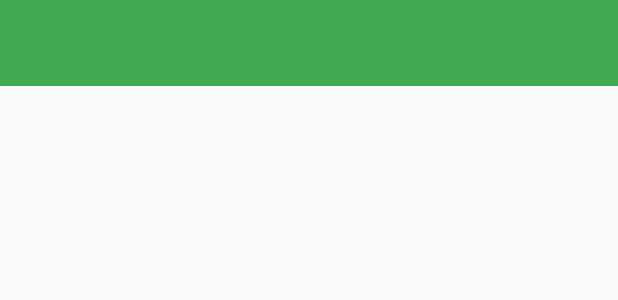
After one commit to bmbstack/android-kit-old, an Android app: the layout activity_base_toolbar.xml on its own in the app's theme, with its tools: preview values and no code run, on a phone screen of 412 x 824 dp. The commit adds this screen. Shown: the top 300 px of the screen. Run offline under Robolectric (Android 15) with nearby library versions, the phone set to English and light mode, and no system bars.

Commit message:
add base activity,ui,etc

```diff
--- a/AndroidKit/build.gradle
+++ b/AndroidKit/build.gradle
@@ -5,7 +5,7 @@ android {
     buildToolsVersion "21.1.2"
 
     defaultConfig {
-        minSdkVersion 17 //4.2
+        minSdkVersion 14 //4.0
         targetSdkVersion 21
         versionCode 1
         versionName "1.0"
--- /dev/null
+++ b/AndroidKit/src/main/res/layout/activity_base_toolbar.xml
@@ -0,0 +1,21 @@
+<?xml version="1.0" encoding="utf-8"?>
+<LinearLayout xmlns:android="http://schemas.android.com/apk/res/android"
+              android:id="@+id/llExActionBar"
+              android:orientation="vertical"
+              android:layout_width="match_parent"
+              android:layout_height="match_parent"
+	>
+
+	<include
+		android:id="@+id/toolbar_actionbar"
+		layout="@layout/toolbar_default"
+		android:layout_width="match_parent"
+		android:layout_height="wrap_content"
+		/>
+	<FrameLayout
+		android:id="@+id/flContentView"
+		android:layout_width="match_parent"
+		android:layout_height="match_parent"
+		/>
+
+</LinearLayout>
--- a/AndroidKit/src/main/res/layout/tab_indicator.xml
+++ b/AndroidKit/src/main/res/layout/tab_indicator.xml
@@ -22,7 +22,7 @@
         android:paddingLeft="16dp"
         android:paddingRight="16dp"
         android:singleLine="true"
-        android:textColor="@android:color/white"
+        android:textColor="@color/tab_text"
         android:textSize="15dp"
         android:visibility="visible" />
 
--- /dev/null
+++ b/AndroidKit/src/main/res/layout/toolbar_default.xml
@@ -0,0 +1,9 @@
+<?xml version="1.0" encoding="utf-8"?>
+<android.support.v7.widget.Toolbar
+    style="@style/ToolBarStyle"
+    xmlns:android="http://schemas.android.com/apk/res/android"
+    android:layout_width="match_parent"
+    android:layout_height="57dp"
+    android:background="@color/toolbar_bg"
+    android:minHeight="57dp"
+    />
--- /dev/null
+++ b/AndroidKit/src/main/res/values-v21/styles.xml
@@ -0,0 +1,10 @@
+<?xml version="1.0" encoding="utf-8"?>
+<resources>
+    <style name="ToolBarStyle" parent="Widget.AppCompat.Light.ActionBar">
+        <item name="android:elevation">@dimen/toolbar_elevation</item>
+        <item name="android:transitionName">actionBar</item>
+        <item name="android:titleTextStyle">@style/TitleTextStyle</item>
+        <item name="popupTheme">@style/ThemeOverlay.AppCompat.Light</item>
+        <item name="theme">@style/ThemeOverlay.AppCompat.Dark</item>
+    </style>
+</resources>
--- a/AndroidKit/src/main/res/values/colors.xml
+++ b/AndroidKit/src/main/res/values/colors.xml
@@ -1,3 +1,7 @@
 <?xml version="1.0" encoding="utf-8"?>
 <resources>
+    <color name="statusbar_bg">#2d8651</color>
+    <color name="toolbar_bg">#40AA53</color>
+    <color name="tab_text_normal">#999999</color>
+    <color name="tab_text_selected">@color/toolbar_bg</color>
 </resources>
--- a/AndroidKit/src/main/res/values/dimens.xml
+++ b/AndroidKit/src/main/res/values/dimens.xml
@@ -1,4 +1,5 @@
 <?xml version="1.0" encoding="utf-8"?>
 <resources>
     <dimen name="tab_height">42dp</dimen>
+    <dimen name="toolbar_elevation">0dp</dimen>
 </resources>
--- a/AndroidKit/src/main/res/values/styles.xml
+++ b/AndroidKit/src/main/res/values/styles.xml
@@ -1,3 +1,15 @@
 <?xml version="1.0" encoding="utf-8"?>
 <resources>
+
+    <style name="ToolBarStyle" parent="@android:style/Theme.Holo.Light.NoActionBar">
+        <item name="android:windowNoTitle">true</item>
+        <item name="android:titleTextStyle">@style/TitleTextStyle</item>
+        <item name="popupTheme">@style/ThemeOverlay.AppCompat.Light</item>
+        <item name="theme">@style/ThemeOverlay.AppCompat.Dark</item>
+    </style>
+
+    <style name="TitleTextStyle" parent="TextAppearance.AppCompat.Widget.ActionBar.Title">
+        <item name="android:textColorHint">@android:color/transparent</item>
+        <item name="android:textColor">@android:color/transparent</item>
+    </style>
 </resources>
```
Also changed, not shown: AndroidKit/src/main/java/com/androidkit/base/BaseActivity.java (added, +151 -0 lines), AndroidKit/src/main/res/anim/slide_in_below.xml (added, +10 -0 lines), AndroidKit/src/main/res/anim/slide_in_right.xml (added, +15 -0 lines), AndroidKit/src/main/res/anim/slide_out_above.xml (added, +10 -0 lines), AndroidKit/src/main/res/anim/slide_out_left.xml (added, +15 -0 lines), AndroidKit/src/main/res/anim/slide_stay_above.xml (added, +9 -0 lines), AndroidKit/src/main/res/anim/slide_stay_left.xml (added, +9 -0 lines), AndroidKit/src/main/res/color/tab_text.xml (added, +8 -0 lines), AndroidKit/src/main/res/layout/activity_base_toolbar_float.xml (added, +22 -0 lines), AndroidKit/src/main/res/drawable-xxhdpi/ic_back.png (added).
